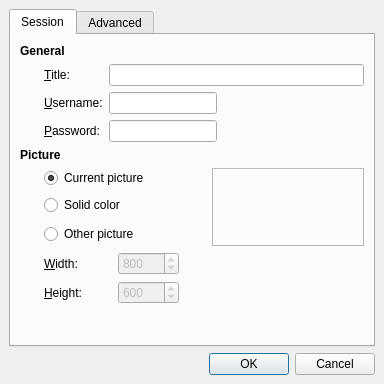
The window that src/client/ui/hostdialog.ui (drawpile/Drawpile) describes before a commit, drawn with Qt 5.
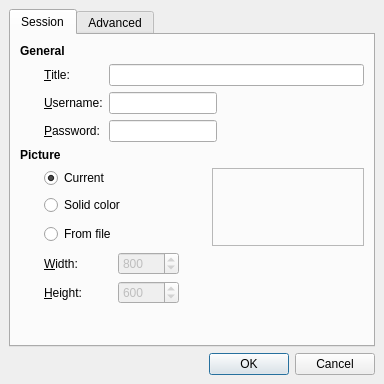
The same window after the commit. Icons and pictures are not drawn. Custom widgets are drawn as their Qt base class.

Commit message: host dialog tweaks

What changed in the file:
```diff
--- a/src/client/ui/hostdialog.ui
+++ b/src/client/ui/hostdialog.ui
@@ -247,7 +247,7 @@
          <item row="0" column="1" >
           <widget class="QRadioButton" name="existingpicture" >
            <property name="text" >
-            <string>Current picture</string>
+            <string>Current</string>
            </property>
            <property name="checked" >
             <bool>true</bool>
@@ -273,7 +273,7 @@
          <item row="2" column="1" >
           <widget class="QRadioButton" name="otherpicture" >
            <property name="text" >
-            <string>Other picture</string>
+            <string>From file</string>
            </property>
           </widget>
          </item>
```
Left out of the diff: 4 changed lines with no effect on the pictures.
